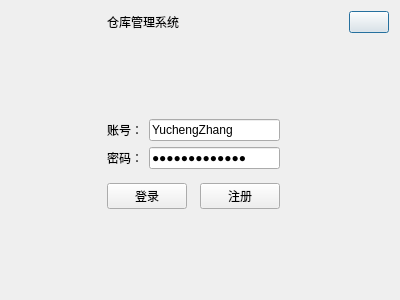
First picture: the form in logindialog.ui, repository TheShigure7/QT_Warehouse_System, before the edit.
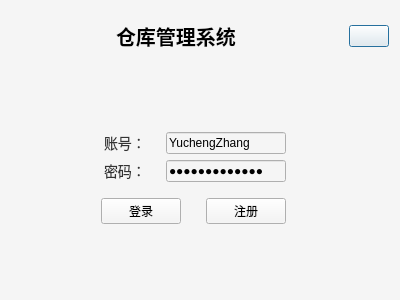
Second picture: the form after the edit. Icons and pictures are not drawn.

Commit message: 登录界面样式优化

Patch:
```diff
--- a/logindialog.ui
+++ b/logindialog.ui
@@ -13,17 +13,103 @@
   <property name="windowTitle">
    <string>Dialog</string>
   </property>
+  <property name="styleSheet">
+   <string notr="true">/* 整个登录窗口背景 */
+QWidget {
+    background-color: #f5f5f5;
+}
+
+/* 标题标签（对应titleLable）- 参考图二的绿色标题栏 */
+titleLable {
+    background-color: #2ecc71; /* 图二的绿色主色调 */
+    color: white;
+    font-size: 20px;
+    font-weight: bold;
+    padding: 10px;
+    border-top-left-radius: 5px;
+    border-top-right-radius: 5px;
+}
+
+/* 关闭按钮（btnExit）- 标题栏右侧的按钮 */
+btnExit {
+    background-color: transparent;
+    color: white;
+    font-size: 16px;
+    border: none;
+    padding: 5px 10px;
+}
+btnExit:hover {
+    background-color: #e74c3c;
+}
+
+/* 账号/密码标签（labelUser、labelPass） */
+labelUser, labelPass {
+    color: #333;
+    font-size: 14px;
+    padding-right: 10px;
+}
+
+/* 账号输入框（editUser）、密码输入框（editPass） */
+editUser, editPass {
+    border: 1px solid #ddd;
+    border-radius: 3px;
+    padding: 6px;
+    font-size: 14px;
+    background-color: white;
+}
+editUser:focus, editPass:focus {
+    border-color: #2ecc71;
+    outline: none;
+}
+
+/* 登录按钮（btnLogin）- 参考图二的绿色按钮 */
+btnLogin {
+    background-color: #2ecc71;
+    color: white;
+    font-size: 16px;
+    font-weight: bold;
+    border: none;
+    border-radius: 5px;
+    padding: 8px 20px;
+}
+btnLogin:hover {
+    background-color: #27ae60;
+}
+btnLogin:disabled {
+    background-color: #bdc3c7;
+}
+
+/* 注册按钮（loginUp）- 辅助按钮 */
+loginUp {
+    background-color: transparent;
+    color: #2ecc71;
+    font-size: 14px;
+    border: none;
+    padding: 5px 10px;
+}
+loginUp:hover {
+    color: #27ae60;
+    text-decoration: underline;
+}</string>
+  </property>
   <layout class="QGridLayout" name="gridLayout_2">
    <item row="0" column="1" colspan="2">
     <layout class="QHBoxLayout" name="horizontalLayout_2">
      <item>
-      <widget class="QLabel" name="label_3">
+      <widget class="QLabel" name="titleLable">
        <property name="minimumSize">
         <size>
          <width>200</width>
          <height>0</height>
         </size>
        </property>
+       <property name="styleSheet">
+        <string notr="true">font-size: 20px;
+font-weight: bold;
+padding: 10px;
+border-top-left-radius: 5px;
+border-top-right-radius: 5px;</string>
+       </property>
        <property name="text">
         <string>仓库管理系统</string>
        </property>
@@ -44,6 +130,16 @@
      </item>
      <item>
       <widget class="QPushButton" name="btnExit">
+       <property name="styleSheet">
+        <string notr="true">background-color: transparent;
+color: white;
+font-size: 16px;
+border: none;
+padding: 5px 10px;
+}
+:hover {
+background-color: #e74c3c; /* hover时变红 */</string>
+       </property>
        <property name="text">
         <string/>
        </property>
@@ -54,15 +150,15 @@
      </item>
     </layout>
    </item>
-   <item row="1" column="1">
-    <spacer name="verticalSpacer_3">
+   <item row="2" column="2">
+    <spacer name="horizontalSpacer_3">
      <property name="orientation">
-      <enum>Qt::Orientation::Vertical</enum>
+      <enum>Qt::Orientation::Horizontal</enum>
      </property>
      <property name="sizeHint" stdset="0">
       <size>
-       <width>20</width>
-       <height>82</height>
+       <width>98</width>
+       <height>20</height>
       </size>
      </property>
     </spacer>
@@ -74,18 +170,36 @@
      </property>
      <property name="sizeHint" stdset="0">
       <size>
-       <width>109</width>
+       <width>91</width>
        <height>20</height>
       </size>
      </property>
     </spacer>
    </item>
+   <item row="1" column="1">
+    <spacer name="verticalSpacer_3">
+     <property name="orientation">
+      <enum>Qt::Orientation::Vertical</enum>
+     </property>
+     <property name="sizeHint" stdset="0">
+      <size>
+       <width>20</width>
+       <height>53</height>
+      </size>
+     </property>
+    </spacer>
+   </item>
    <item row="2" column="1">
     <layout class="QVBoxLayout" name="verticalLayout">
      <item>
       <layout class="QGridLayout" name="gridLayout">
        <item row="0" column="0" colspan="2">
-        <widget class="QLabel" name="label">
+        <widget class="QLabel" name="labelUser">
+         <property name="styleSheet">
+          <string notr="true">color: #333;
+font-size: 14px;
+padding-right: 10px;</string>
+         </property>
          <property name="text">
           <string>账号：</string>
          </property>
@@ -93,6 +207,17 @@
        </item>
        <item row="0" column="2">
         <widget class="QLineEdit" name="editUser">
+         <property name="styleSheet">
+          <string notr="true">border: 1px solid #ddd;
+border-radius: 3px;
+padding: 6px;
+font-size: 14px;
+background-color: white;
+}
+:focus {
+border-color: #2ecc71; /* 聚焦时边框变绿 */
+outline: none;</string>
+         </property>
          <property name="text">
           <string>YuchengZhang</string>
          </property>
@@ -100,6 +225,17 @@
        </item>
        <item row="1" column="2">
         <widget class="QLineEdit" name="editPass">
+         <property name="styleSheet">
+          <string notr="true">border: 1px solid #ddd;
+border-radius: 3px;
+padding: 6px;
+font-size: 14px;
+background-color: white;
+}
+:focus {
+border-color: #2ecc71;
+outline: none;</string>
+         </property>
          <property name="text">
           <string>2023414290437</string>
          </property>
@@ -109,7 +245,12 @@
         </widget>
        </item>
        <item row="1" column="0" colspan="2">
-        <widget class="QLabel" name="label_2">
+        <widget class="QLabel" name="labelPass">
+         <property name="styleSheet">
+          <string notr="true">color: #333;
+font-size: 14px;
+padding-right: 10px;</string>
+         </property>
          <property name="text">
           <string>密码：</string>
          </property>
@@ -134,6 +275,27 @@
       <layout class="QHBoxLayout" name="horizontalLayout">
        <item>
         <widget class="QPushButton" name="btnLogin">
+         <property name="minimumSize">
+          <size>
+           <width>70</width>
+           <height>0</height>
+          </size>
+         </property>
+         <property name="styleSheet">
+          <string notr="true">background-color: #2ecc71;
+color: white;
+font-size: 10px;
+font-weight: bold;
+border: none;
+border-radius: 5px;
+padding: 8px 20px;
+}
+:hover {
+background-color: #27ae60; /* 深绿 hover 效果 */
+}
+:disabled {
+background-color: #bdc3c7; /* 禁用时灰色 */</string>
+         </property>
          <property name="text">
           <string>登录</string>
          </property>
@@ -154,6 +316,27 @@
        </item>
        <item>
         <widget class="QPushButton" name="loginUp">
+         <property name="minimumSize">
+          <size>
+           <width>70</width>
+           <height>0</height>
+          </size>
+         </property>
+         <property name="styleSheet">
+          <string notr="true">background-color: #2ecc71;
+color: white;
+font-size: 10px;
+font-weight: bold;
+border: none;
+border-radius: 5px;
+padding: 8px 20px;
+}
+:hover {
+background-color: #27ae60; /* 深绿 hover 效果 */
+}
+:disabled {
+background-color: #bdc3c7; /* 禁用时灰色 */</string>
+         </property>
          <property name="text">
           <string>注册</string>
          </property>
@@ -163,19 +346,6 @@
      </item>
     </layout>
    </item>
-   <item row="2" column="2">
-    <spacer name="horizontalSpacer_3">
-     <property name="orientation">
-      <enum>Qt::Orientation::Horizontal</enum>
-     </property>
-     <property name="sizeHint" stdset="0">
-      <size>
-       <width>116</width>
-       <height>20</height>
-      </size>
-     </property>
-    </spacer>
-   </item>
    <item row="3" column="1">
     <spacer name="verticalSpacer_2">
      <property name="orientation">
@@ -184,7 +354,7 @@
      <property name="sizeHint" stdset="0">
       <size>
        <width>20</width>
-       <height>82</height>
+       <height>54</height>
       </size>
      </property>
     </spacer>
```
